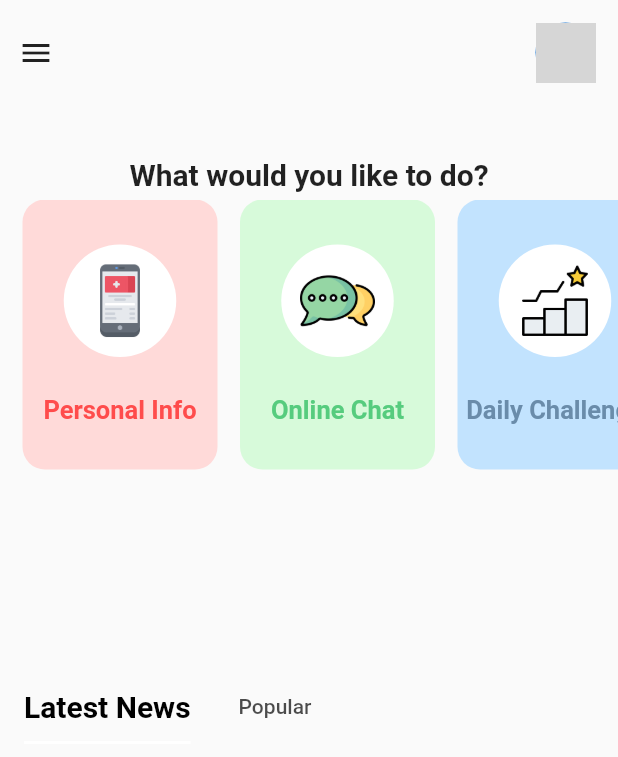
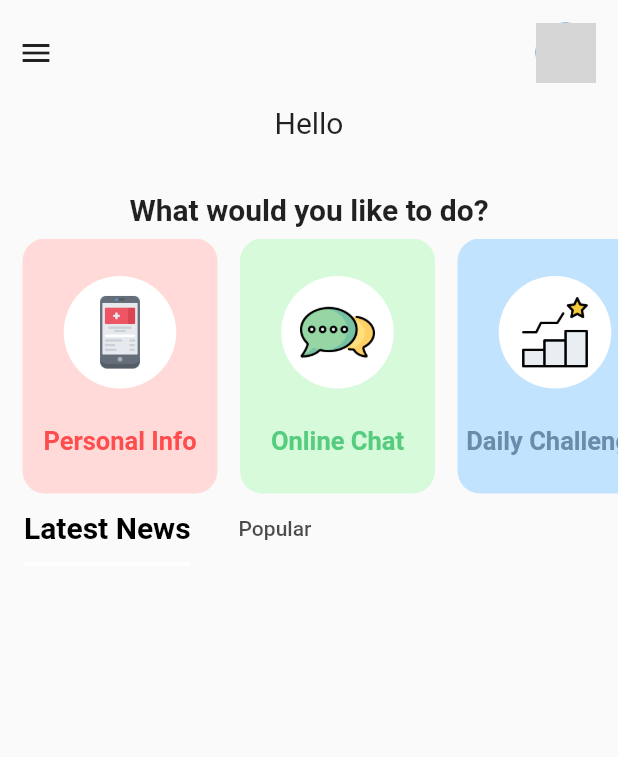
Before and after one commit to ItaiZeilig/Diabetes_App, a Flutter app: the screen it shows once a user with an empty profile is signed in, on a phone screen of 412 x 824 dp. Shown: the top 757 px of the screen. Run offline on Flutter 3.47's test engine with Material 2 defaults, Android fonts, the phone set to English and light mode, and no system bars; our stand-ins replace cloud_firestore, easy_localization, firebase_auth, percent_indicator, wave; missing offline and left inert: age; accounts and stored records are empty; network calls fail; grey boxes are pictures that could not be loaded.

Commit message:
Fixed bugs and personal info

```diff
--- a/lib/models/challenge.dart
+++ b/lib/models/challenge.dart
@@ -26,7 +26,7 @@ class Challenge {
   String type;
   int doneItems;
   int numberOfItems;
-  int diabetesType;
+  String diabetesType;
   bool done;
   CreatedBy createdBy;
   String id;
--- a/lib/models/healthInfo.dart
+++ b/lib/models/healthInfo.dart
@@ -53,7 +53,7 @@ class HealthInfo {
     if(json != null){
       return HealthInfo(
 
-      name: json["name"],
+        name: json["name"],
         fullAge: json["fullAge"],
         ageYears: json["ageYears"],
         diabetesType: json["diabetesType"],
--- a/lib/models/user.dart
+++ b/lib/models/user.dart
@@ -1,4 +1,5 @@
 import 'dart:convert';
+import 'package:diabetes_app/models/createdBy.dart';
 import 'package:flutter/material.dart';
 
 User userFromJson(String str) => User.fromJson(json.decode(str));
@@ -10,10 +11,22 @@ class User {
       @required this.id,
       @required this.name,
       @required this.email,
-        this.type,
-        this.active,
-        this.createTimestamp,
-        this.diabetesType,
+      @required this.type,
+      @required this.active,
+      @required this.createTimestamp,
+      @required this.diabetesType,
+      // @required this.fullAge,
+      // @required this.ageYears,
+      // @required this.gendar,
+      // @required this.dateOfBirth,
+      // @required this.diabetesDiagnosisDate,
+      // @required this.weight,
+      // @required this.height,
+      // @required this.bmi,
+      // @required this.medication,
+      // @required this.pump,
+      // @required this.sensor,
+      // @required this.createdBy,
     });
 
     String id;
@@ -24,6 +37,21 @@ class User {
     dynamic createTimestamp;
     String diabetesType;
 
+    // dynamic fullAge;
+    // int ageYears;
+    // String gendar;
+    // dynamic dateOfBirth;
+    // dynamic diabetesDiagnosisDate;
+    // String weight;
+    // String height;
+    // String bmi;
+    // String medication;
+    // String pump;
+    // String sensor;
+    // CreatedBy createdBy;
+
+
+
     factory User.fromJson(Map<String, dynamic> json) => User(
         id: json["id"],
         name: json["name"],
@@ -32,6 +60,20 @@ class User {
         active: json["active"],
         createTimestamp: json["createTimestamp"],
         diabetesType: json["diabetesType"],
+
+        // fullAge: json["fullAge"],
+        // ageYears: json["ageYears"],
+        // diabetesDiagnosisDate: json["diabetesDiagnosisDate"],
+        // gendar: json["gender"],
+        // dateOfBirth: json["dateOfBirth"],
+        // weight: json["weight"],
+        // height: json["height"],
+        // bmi: json["bmi"],
+        // medication: json["medication"],
+        // pump: json["pump"],
+        // sensor: json["sensor"],
+        // createdBy: CreatedBy.fromJson(json["createdBy"]),
+
     );
 
     Map<String, dynamic> toJson() => {
@@ -42,5 +84,18 @@ class User {
         "active": active,
         "createTimestamp": createTimestamp,
         "diabetesType": diabetesType,
+
+        // "fullAge": fullAge,
+        // "ageYears": ageYears,
+        // "diabetesDiagnosisDate": diabetesDiagnosisDate,
+        // "gender": gendar,
+        // "dateOfBirth": dateOfBirth,
+        // "weight": weight,
+        // "height": height,
+        // "bmi": bmi,
+        // "medication": medication,
+        // "pump": pump,
+        // "sensor": sensor,
+        // "createdBy": createdBy.toJson(),
     };
 }
--- a/lib/providers/article_provider.dart
+++ b/lib/providers/article_provider.dart
@@ -66,8 +66,6 @@ class ArticleProvider with ChangeNotifier {
       "diabetesType": diabetesType,
       "time": time,
       "author": author,
-      //"seen": seen,
-      //"favorite": favorite,
       "image": image,
       "createdBy": createdBy.toJson(),
       "isPopular": isPopular,
--- a/lib/screens/add_new_article_screen.dart
+++ b/lib/screens/add_new_article_screen.dart
@@ -84,7 +84,6 @@ class _AddNewArticleState extends State<AddNewArticle> {
                 ),
               ),
             ),
-            //SizedBox(height: 5.0),
             Column(
               children: <Widget>[
                 Padding(
--- a/lib/screens/all_challenges_screen.dart
+++ b/lib/screens/all_challenges_screen.dart
@@ -59,7 +59,7 @@ class _AllChallengesScreenState extends State<AllChallengesScreen> {
                     onPressed: () {
                       Challenge challenge = Challenge(
                           active: true,
-                          diabetesType: 1,
+                          diabetesType: "1",
                           done: false,
                           doneItems: 0,
                           name: "This is header",
--- a/lib/screens/home_screen.dart
+++ b/lib/screens/home_screen.dart
@@ -24,19 +24,13 @@ import '../models/article.dart';
 class HomeScreen extends StatefulWidget {
   static const routeName = '/home';
 
-  final HealthInfo healthInfo;
-
-  HomeScreen({this.healthInfo});
-
   @override
-  _HomeScreenState createState() => _HomeScreenState(healthInfo: healthInfo);
+  _HomeScreenState createState() => _HomeScreenState();
 }
 
 class _HomeScreenState extends State<HomeScreen>
     with SingleTickerProviderStateMixin {
-      _HomeScreenState({this.healthInfo});
-
-  final HealthInfo healthInfo;
+  _HomeScreenState();
 
   var _isLoading = true;
   var firstInit = true;
@@ -67,7 +61,7 @@ class _HomeScreenState extends State<HomeScreen>
   }
 
   @override
-  void didChangeDependencies()  async{
+  void didChangeDependencies() async {
     super.didChangeDependencies();
     if (firstInit) {
       _auth = Provider.of<AuthProvider>(context);
@@ -111,8 +105,8 @@ class _HomeScreenState extends State<HomeScreen>
             ListTile(
               title: Text("Logout"),
               onTap: () {
+                Navigator.pop(context);
                 _auth.logOut();
-                Navigator.pop(context);
               },
             ),
             ListTile(
@@ -169,10 +163,11 @@ class _HomeScreenState extends State<HomeScreen>
                   Center(
                     child: Column(
                       children: <Widget>[
-                        // Text(
-                        //   "title".tr(),
-                        //   style: TextStyle(fontSize: 20),
-                        // ),
+                        Text(
+                          //"title".tr(),
+                          "Hello",
+                          style: TextStyle(fontSize: 20),
+                        ),
                         Text(
                           _auth.user.name,
                           style: TextStyle(
@@ -181,21 +176,21 @@ class _HomeScreenState extends State<HomeScreen>
                       ],
                     ),
                   ),
-                  Flexible(
-                    flex: 1,
-                    fit: FlexFit.tight,
-                                        child: Column(
+                  Column(
                     children: <Widget>[
-                        Text(
+                      Center(
+                        child: Text(
                           "What would you like to do?",
                           style: TextStyle(
                               fontWeight: FontWeight.bold, fontSize: 20),
                         ),
-                        SizedBox(
-                          height: 5.0,
                       ),
-                        Container(
-                          height: 180.0,
+                    ],
+                  ),
+                  Padding(
+                    padding: const EdgeInsets.only(top: 8.0),
+                    child: Container(
+                      height: 170.0,
                       width: double.infinity,
                       child: ListView(
                         scrollDirection: Axis.horizontal,
@@ -219,7 +214,6 @@ class _HomeScreenState extends State<HomeScreen>
                               Color(0xFFC2E3FE),
                               Color(0xFF6A8CAA),
                               2),
-
                           if (_auth.user.type != 'Patient')
                             _buildListItem(
                                 'News Article',
@@ -230,11 +224,6 @@ class _HomeScreenState extends State<HomeScreen>
                         ],
                       ),
                     ),
-                      ],
-                    ),
-                  ),
-                  SizedBox(
-                    height: 15.0,
                   ),
                   Align(
                     alignment: Alignment.topLeft,
@@ -383,7 +372,9 @@ class _HomeScreenState extends State<HomeScreen>
   _buildListItem(String name, String imgPath, Color bgColor, Color textColor,
       int routhName) {
     return Padding(
-      padding: EdgeInsets.only(left: 15.0,),
+      padding: EdgeInsets.only(
+        left: 15.0,
+      ),
       child: InkWell(
         onTap: () {
           gotoSelectedPage(routhName);
--- a/lib/screens/login_screen.dart
+++ b/lib/screens/login_screen.dart
@@ -149,6 +149,11 @@ class _LoginScreenState extends State<LoginScreen> {
                     alignment: Alignment.center,
                     child: Column(
                       children: <Widget>[
+                        Container(
+                          child: Image.asset('assets/images/logo.png'),
+                          width: 120,
+                          height: 120,
+                        ),
                         Form(
                           key: _formKey,
                           child: Column(
--- a/lib/screens/personal_info_screen.dart
+++ b/lib/screens/personal_info_screen.dart
@@ -1,9 +1,6 @@
 import 'dart:math';
-
 import 'package:cloud_firestore/cloud_firestore.dart';
-import 'package:diabetes_app/models/healthInfo.dart';
 import 'package:diabetes_app/providers/healthInfo_provider.dart';
-import 'package:diabetes_app/screens/home_screen.dart';
 import 'package:flutter/cupertino.dart';
 import 'package:flutter/material.dart';
 import 'package:intl/intl.dart';
@@ -19,7 +16,6 @@ class PersonalInfo extends StatefulWidget {
   _PersonalInfoState createState() => _PersonalInfoState();
 }
 
-//final GlobalKey<FormState> _formKey = GlobalKey<FormState>();
 
 List<GlobalKey<FormState>> _formKey = [];
 
@@ -37,6 +33,7 @@ final List<String> categorys = [
   'other'
 ];
 final List<String> gendarType = ['Male', 'Female'];
+final List<String> type = ['Doctor', 'Patient'];
 
 DateTime dateTime = DateTime.now();
 final String formattedDate = DateFormat('yyyy-MM-dd').format(dateTime);
@@ -117,10 +114,6 @@ class _PersonalInfoState extends State<PersonalInfo> {
       child: Text("OK"),
       onPressed: () {
         Navigator.of(context).pop();
-        // Navigator.push(
-        //     context,
-        //     MaterialPageRoute(
-        //         builder: (context) => HomeScreen())); // dismiss dialog
       },
     );
 
@@ -188,7 +181,6 @@ class _PersonalInfoState extends State<PersonalInfo> {
                       onChanged: (value) => setState(() => name = value),
                       onSaved: (value) {
                         name = value;
-                        //print(name);
                       },
                     ),
                     DropdownButtonFormField(
@@ -258,7 +250,6 @@ class _PersonalInfoState extends State<PersonalInfo> {
                           setState(() => weight = double.parse(value)),
                       onSaved: (value) {
                         weight = double.parse(value);
-                        //print(weight);
                       },
                     ),
                     SizedBox(
@@ -282,7 +273,6 @@ class _PersonalInfoState extends State<PersonalInfo> {
                           setState(() => height = double.parse(value)),
                       onSaved: (value) {
                         height = double.parse(value);
-                        //print(height);
                       },
                     ),
                     SizedBox(
@@ -315,7 +305,6 @@ class _PersonalInfoState extends State<PersonalInfo> {
                           setState(() => bmi = double.parse(value)),
                       onSaved: (value) {
                         bmi = calculateBMI(weight, height);
-                        //print(bmi);
                       },
                     ),
                     DropdownButtonFormField(
@@ -343,7 +332,6 @@ class _PersonalInfoState extends State<PersonalInfo> {
                           } else {
                             diabetesTypeOption = '1';
                           }
-                          //print(diabetesTypeOption);
                         }),
                     SizedBox(
                       height: 15.0,
@@ -389,7 +377,6 @@ class _PersonalInfoState extends State<PersonalInfo> {
                           setState(() => medication = (value)),
                       onSaved: (value) {
                         medication = (value);
-                        //print(medication);
                       },
                     ),
                     SizedBox(
@@ -411,7 +398,6 @@ class _PersonalInfoState extends State<PersonalInfo> {
                       onChanged: (value) => setState(() => pump = (value)),
                       onSaved: (value) {
                         pump = (value);
-                        //print(pump);
                       },
                     ),
                     SizedBox(
@@ -433,7 +419,6 @@ class _PersonalInfoState extends State<PersonalInfo> {
                       onChanged: (value) => setState(() => sensor = (value)),
                       onSaved: (value) {
                         sensor = (value);
-                        //print(sensor);
                       },
                     ),
                     TextFormField(
@@ -467,7 +452,7 @@ class _PersonalInfoState extends State<PersonalInfo> {
                               style: TextStyle(color: Colors.black),
                             ),
                             Icon(
-                              Icons.playlist_add_check,
+                              Icons.person_add,
                               color: Colors.green,
                             ),
                           ],
@@ -511,11 +496,6 @@ class _PersonalInfoState extends State<PersonalInfo> {
                               );
 
                               await showAlertDialog(context);
-
-                              // await Navigator.push(
-                              //     context,
-                              //     MaterialPageRoute(
-                              //         builder: (context) => HomeScreen()));
                             }
                           } catch (e) {
                             print(e);
--- a/lib/widgets/chat_bubble_widget.dart
+++ b/lib/widgets/chat_bubble_widget.dart
@@ -63,7 +63,7 @@ class ChatBubble extends StatelessWidget {
             Text(
               messageData.type,
               style: TextStyle(
-                fontSize: 12,
+                fontSize: 15,
                 color: Colors.black,
                 fontWeight: FontWeight.bold,
               ),
@@ -75,7 +75,7 @@ class ChatBubble extends StatelessWidget {
               messageData.message,
               style: TextStyle(
                 fontSize: 16,
-                color: Colors.white70,
+                color: Colors.white,
               ),
             ),
           ],
--- a/lib/widgets/single_challenge_save_dialog_widget.dart
+++ b/lib/widgets/single_challenge_save_dialog_widget.dart
@@ -140,14 +140,14 @@ class SingleChallengeSaveDialog extends StatelessWidget {
                           child: Text('$category'),
                         );
                       }).toList(),
-                      onChanged: (value) {
-                        challenge.diabetesType = int.parse(value);
+                      onChanged: (String value) {
+                        challenge.diabetesType = value;
                         valueNotifier.notifyListeners();
                       },
                       validator: (value) =>
                           value.isEmpty ? 'Please choose type!' : null,
                       onSaved: (value) {
-                        challenge.diabetesType = int.parse(value);
+                        challenge.diabetesType = value;
                       },
                     ),
                   ],
```
Also changed, not shown: lib/screens/edit_challenge_screen.dart (+7 -4 lines), lib/screens/profile_screen.dart (+57 -4 lines), lib/screens/read_article_screen.dart (+9 -3 lines), lib/screens/single_chat_screen.dart (+24 -24 lines), lib/widgets/latest_news_widget.dart (+5 -6 lines), lib/widgets/popular_news_widget.dart (+8 -16 lines), lib/widgets/single_chat_room_block_widget.dart (+4 -16 lines), assets/images/logo.png (added). Lines whose indentation alone changed are shown as unchanged.
